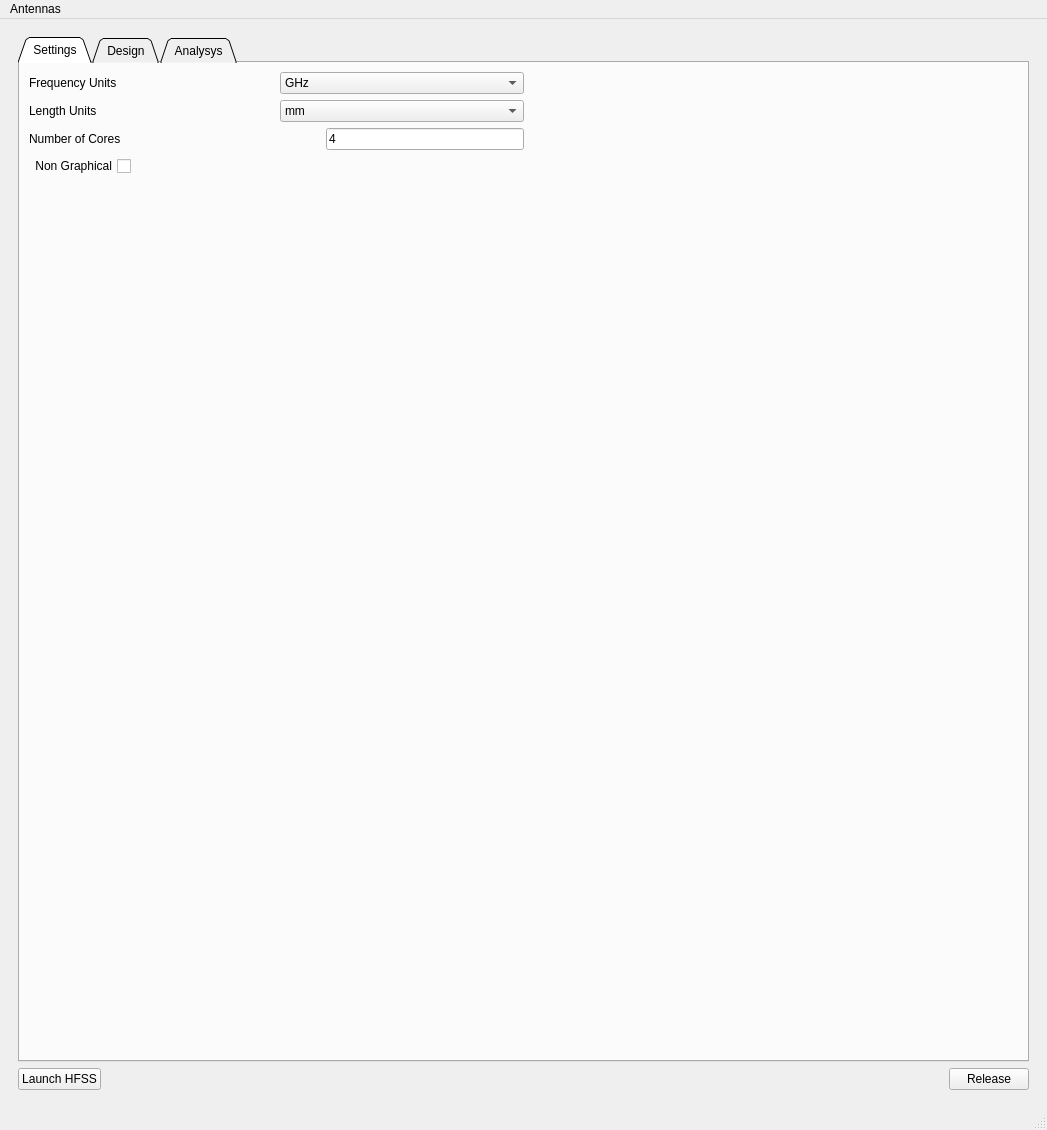
The window that src/ansys/aedt/toolkits/antennas/ui/antenna_toolkit.ui (ansys/pyaedt-toolkits-antenna) describes before a commit, drawn with Qt 5.
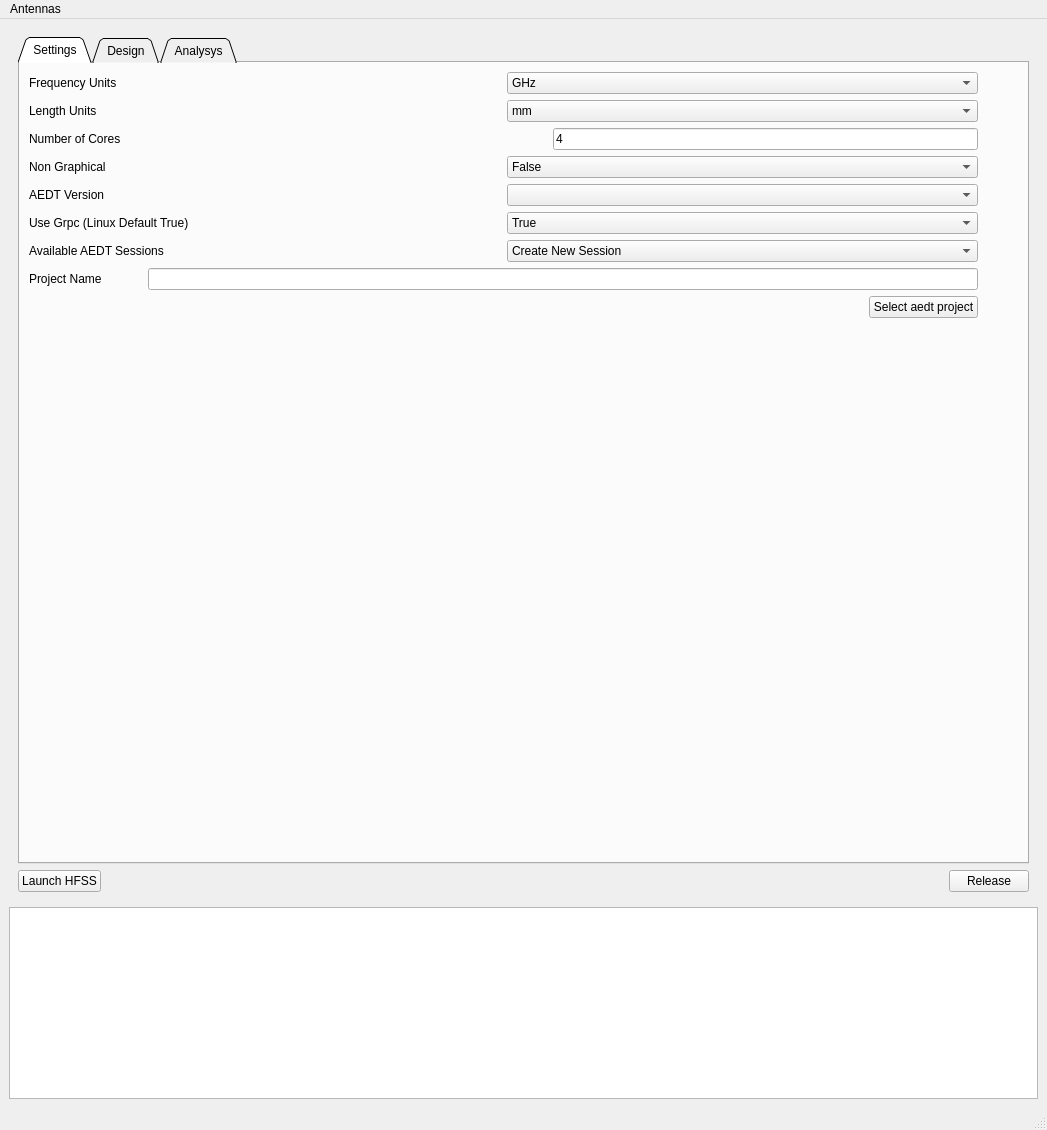
The same window after the commit. The open tabs and pages were chosen to show the change.

```diff
--- a/src/ansys/aedt/toolkits/antennas/ui/antenna_toolkit.ui
+++ b/src/ansys/aedt/toolkits/antennas/ui/antenna_toolkit.ui
@@ -30,27 +30,14 @@
        </sizepolicy>
       </property>
       <layout class="QGridLayout" name="gridLayout">
-       <item row="1" column="0">
+       <item row="3" column="0">
         <widget class="QPushButton" name="connect_hfss">
          <property name="text">
           <string>Launch HFSS</string>
          </property>
         </widget>
        </item>
-       <item row="1" column="1">
-        <spacer name="horizontalSpacer">
-         <property name="orientation">
-          <enum>Qt::Horizontal</enum>
-         </property>
-         <property name="sizeHint" stdset="0">
-          <size>
-           <width>40</width>
-           <height>20</height>
-          </size>
-         </property>
-        </spacer>
-       </item>
-       <item row="1" column="2">
+       <item row="3" column="2">
         <widget class="QPushButton" name="closeButton">
          <property name="text">
           <string>Release</string>
@@ -203,20 +190,104 @@
              <item>
               <layout class="QHBoxLayout" name="horizontalLayout_26">
                <item>
-                <widget class="QCheckBox" name="nongraphical">
-                 <property name="layoutDirection">
-                  <enum>Qt::RightToLeft</enum>
-                 </property>
+                <widget class="QLabel" name="label_4">
                  <property name="text">
                   <string>Non Graphical</string>
                  </property>
                 </widget>
                </item>
                <item>
-                <spacer name="horizontalSpacer_31">
+                <widget class="QComboBox" name="non_graphical_combo">
+                 <item>
+                  <property name="text">
+                   <string>False</string>
+                  </property>
+                 </item>
+                 <item>
+                  <property name="text">
+                   <string>True</string>
+                  </property>
+                 </item>
+                </widget>
+               </item>
+              </layout>
+             </item>
+             <item>
+              <layout class="QHBoxLayout" name="horizontalLayout">
+               <item>
+                <widget class="QLabel" name="label">
+                 <property name="text">
+                  <string>AEDT Version</string>
+                 </property>
+                </widget>
+               </item>
+               <item>
+                <widget class="QComboBox" name="aedt_version_combo"/>
+               </item>
+              </layout>
+             </item>
+             <item>
+              <layout class="QHBoxLayout" name="horizontalLayout_2">
+               <item>
+                <widget class="QLabel" name="label_2">
+                 <property name="text">
+                  <string>Use Grpc (Linux Default True)</string>
+                 </property>
+                </widget>
+               </item>
+               <item>
+                <widget class="QComboBox" name="use_grpc_combo">
+                 <item>
+                  <property name="text">
+                   <string>True</string>
+                  </property>
+                 </item>
+                 <item>
+                  <property name="text">
+                   <string>False</string>
+                  </property>
+                 </item>
+                </widget>
+               </item>
+              </layout>
+             </item>
+             <item>
+              <layout class="QHBoxLayout" name="horizontalLayout_3">
+               <item>
+                <widget class="QLabel" name="label_5">
+                 <property name="text">
+                  <string>Available AEDT Sessions</string>
+                 </property>
+                </widget>
+               </item>
+               <item>
+                <widget class="QComboBox" name="process_id_combo">
+                 <item>
+                  <property name="text">
+                   <string>Create New Session</string>
+                  </property>
+                 </item>
+                </widget>
+               </item>
+              </layout>
+             </item>
+             <item>
+              <layout class="QHBoxLayout" name="horizontalLayout_4">
+               <item>
+                <widget class="QLabel" name="label_6">
+                 <property name="text">
+                  <string>Project Name</string>
+                 </property>
+                </widget>
+               </item>
+               <item>
+                <spacer name="horizontalSpacer_2">
                  <property name="orientation">
                   <enum>Qt::Horizontal</enum>
                  </property>
+                 <property name="sizeType">
+                  <enum>QSizePolicy::Minimum</enum>
+                 </property>
                  <property name="sizeHint" stdset="0">
                   <size>
                    <width>40</width>
@@ -224,6 +295,33 @@
                   </size>
                  </property>
                 </spacer>
+               </item>
+               <item>
+                <widget class="QLineEdit" name="project_name"/>
+               </item>
+              </layout>
+             </item>
+             <item>
+              <layout class="QHBoxLayout" name="horizontalLayout_5">
+               <item>
+                <spacer name="horizontalSpacer_3">
+                 <property name="orientation">
+                  <enum>Qt::Horizontal</enum>
+                 </property>
+                 <property name="sizeHint" stdset="0">
+                  <size>
+                   <width>40</width>
+                   <height>20</height>
+                  </size>
+                 </property>
+                </spacer>
+               </item>
+               <item>
+                <widget class="QPushButton" name="browse_project">
+                 <property name="text">
+                  <string>Select aedt project</string>
+                 </property>
+                </widget>
                </item>
               </layout>
              </item>
@@ -247,6 +345,9 @@
              <property name="orientation">
               <enum>Qt::Horizontal</enum>
              </property>
+             <property name="sizeType">
+              <enum>QSizePolicy::Preferred</enum>
+             </property>
              <property name="sizeHint" stdset="0">
               <size>
                <width>40</width>
@@ -581,9 +682,32 @@
          </widget>
         </widget>
        </item>
+       <item row="3" column="1">
+        <spacer name="horizontalSpacer">
+         <property name="orientation">
+          <enum>Qt::Horizontal</enum>
+         </property>
+         <property name="sizeHint" stdset="0">
+          <size>
+           <width>40</width>
+           <height>20</height>
+          </size>
+         </property>
+        </spacer>
+       </item>
       </layout>
      </widget>
     </item>
+    <item>
+     <widget class="QPlainTextEdit" name="log_text">
+      <property name="sizePolicy">
+       <sizepolicy hsizetype="Expanding" vsizetype="Fixed">
+        <horstretch>0</horstretch>
+        <verstretch>0</verstretch>
+       </sizepolicy>
+      </property>
+     </widget>
+    </item>
    </layout>
   </widget>
   <widget class="QMenuBar" name="menubar">
```
